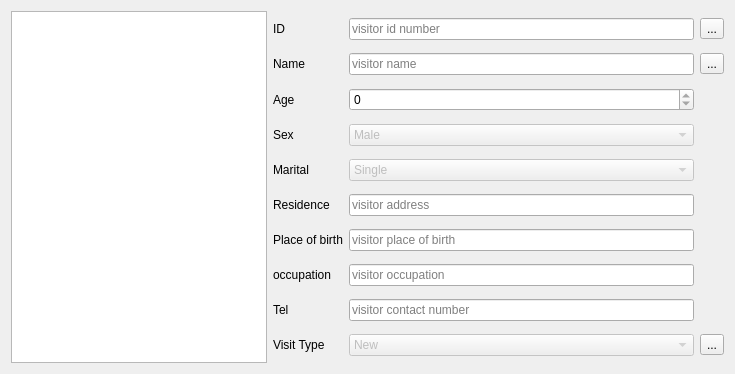
The window that qtemr/remoteassist.ui (dr3mro/SmartClinic) describes before a commit, drawn with Qt 5.
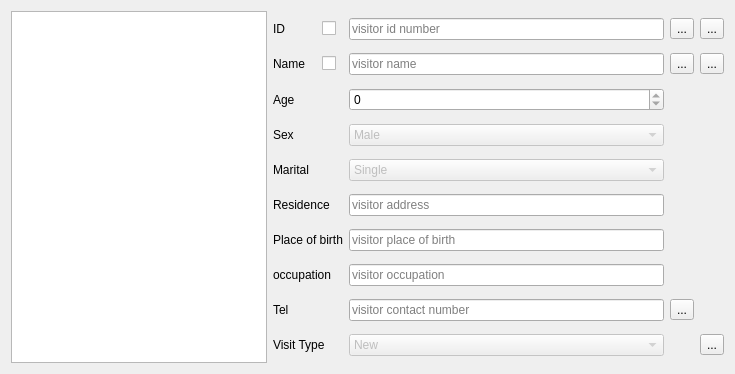
The same window after the commit. Icons and pictures are not drawn.

```diff
--- a/qtemr/remoteassist.ui
+++ b/qtemr/remoteassist.ui
@@ -24,9 +24,98 @@
      </property>
     </widget>
    </item>
-   <item row="0" column="1">
+   <item row="1" column="0">
+    <layout class="QHBoxLayout" name="horizontalLayout"/>
+   </item>
+   <item row="0" column="1" rowspan="2">
     <layout class="QGridLayout" name="gridLayout">
-     <item row="6" column="3">
+     <item row="5" column="0" colspan="3">
+      <widget class="QLabel" name="label_4">
+       <property name="text">
+        <string>Residence</string>
+       </property>
+      </widget>
+     </item>
+     <item row="0" column="7">
+      <widget class="QToolButton" name="loadID">
+       <property name="text">
+        <string>...</string>
+       </property>
+       <property name="icon">
+        <iconset resource="resources.qrc">
+         <normaloff>:/Graphics/forward</normaloff>:/Graphics/forward</iconset>
+       </property>
+      </widget>
+     </item>
+     <item row="8" column="0" colspan="3">
+      <widget class="QLabel" name="label_8">
+       <property name="text">
+        <string>Tel</string>
+       </property>
+      </widget>
+     </item>
+     <item row="3" column="5">
+      <widget class="QComboBox" name="_sex">
+       <property name="enabled">
+        <bool>false</bool>
+       </property>
+       <item>
+        <property name="text">
+         <string>Male</string>
+        </property>
+       </item>
+       <item>
+        <property name="text">
+         <string>Female</string>
+        </property>
+       </item>
+      </widget>
+     </item>
+     <item row="4" column="5">
+      <widget class="QComboBox" name="_martital">
+       <property name="enabled">
+        <bool>false</bool>
+       </property>
+       <item>
+        <property name="text">
+         <string>Single</string>
+        </property>
+       </item>
+       <item>
+        <property name="text">
+         <string>Married</string>
+        </property>
+       </item>
+       <item>
+        <property name="text">
+         <string>Widdowed</string>
+        </property>
+       </item>
+       <item>
+        <property name="text">
+         <string>Devorced</string>
+        </property>
+       </item>
+      </widget>
+     </item>
+     <item row="7" column="5">
+      <widget class="QLineEdit" name="_occu">
+       <property name="readOnly">
+        <bool>true</bool>
+       </property>
+       <property name="placeholderText">
+        <string>visitor occupation</string>
+       </property>
+      </widget>
+     </item>
+     <item row="7" column="0" colspan="3">
+      <widget class="QLabel" name="label_7">
+       <property name="text">
+        <string>occupation</string>
+       </property>
+      </widget>
+     </item>
+     <item row="6" column="5">
       <widget class="QLineEdit" name="_pob">
        <property name="readOnly">
         <bool>true</bool>
@@ -36,14 +125,14 @@
        </property>
       </widget>
      </item>
-     <item row="4" column="0" colspan="3">
-      <widget class="QLabel" name="label_6">
+     <item row="6" column="0" colspan="3">
+      <widget class="QLabel" name="label_5">
        <property name="text">
-        <string>Marital</string>
+        <string>Place of birth</string>
        </property>
       </widget>
      </item>
-     <item row="9" column="3">
+     <item row="9" column="5">
       <widget class="QComboBox" name="_visitType">
        <property name="enabled">
         <bool>false</bool>
@@ -80,13 +169,30 @@
        </item>
       </widget>
      </item>
-     <item row="7" column="3">
-      <widget class="QLineEdit" name="_occu">
+     <item row="5" column="5">
+      <widget class="QLineEdit" name="_residence">
        <property name="readOnly">
         <bool>true</bool>
        </property>
        <property name="placeholderText">
-        <string>visitor occupation</string>
+        <string>visitor address</string>
+       </property>
+      </widget>
+     </item>
+     <item row="8" column="5">
+      <widget class="QLineEdit" name="_tel">
+       <property name="readOnly">
+        <bool>true</bool>
+       </property>
+       <property name="placeholderText">
+        <string>visitor contact number</string>
+       </property>
+      </widget>
+     </item>
+     <item row="0" column="0" colspan="2">
+      <widget class="QLabel" name="label">
+       <property name="text">
+        <string>ID</string>
        </property>
       </widget>
      </item>
@@ -97,21 +203,31 @@
        </property>
       </widget>
      </item>
-     <item row="3" column="0" colspan="3">
-      <widget class="QLabel" name="label_10">
-       <property name="text">
-        <string>Sex</string>
+     <item row="2" column="5">
+      <widget class="QSpinBox" name="_age">
+       <property name="readOnly">
+        <bool>true</bool>
        </property>
       </widget>
      </item>
-     <item row="7" column="0" colspan="3">
-      <widget class="QLabel" name="label_7">
+     <item row="1" column="5">
+      <widget class="QLineEdit" name="_name">
+       <property name="readOnly">
+        <bool>true</bool>
+       </property>
+       <property name="placeholderText">
+        <string>visitor name</string>
+       </property>
+      </widget>
+     </item>
+     <item row="2" column="0" colspan="2">
+      <widget class="QLabel" name="label_3">
        <property name="text">
-        <string>occupation</string>
+        <string>Age</string>
        </property>
       </widget>
      </item>
-     <item row="0" column="3">
+     <item row="0" column="5">
       <widget class="QLineEdit" name="_id">
        <property name="readOnly">
         <bool>true</bool>
@@ -121,40 +237,6 @@
        </property>
       </widget>
      </item>
-     <item row="4" column="3">
-      <widget class="QComboBox" name="_martital">
-       <property name="enabled">
-        <bool>false</bool>
-       </property>
-       <item>
-        <property name="text">
-         <string>Single</string>
-        </property>
-       </item>
-       <item>
-        <property name="text">
-         <string>Married</string>
-        </property>
-       </item>
-       <item>
-        <property name="text">
-         <string>Widdowed</string>
-        </property>
-       </item>
-       <item>
-        <property name="text">
-         <string>Devorced</string>
-        </property>
-       </item>
-      </widget>
-     </item>
-     <item row="8" column="0" colspan="3">
-      <widget class="QLabel" name="label_8">
-       <property name="text">
-        <string>Tel</string>
-       </property>
-      </widget>
-     </item>
      <item row="1" column="0" colspan="2">
       <widget class="QLabel" name="label_2">
        <property name="text">
@@ -162,111 +244,32 @@
        </property>
       </widget>
      </item>
-     <item row="2" column="0" colspan="2">
-      <widget class="QLabel" name="label_3">
+     <item row="4" column="0" colspan="3">
+      <widget class="QLabel" name="label_6">
        <property name="text">
-        <string>Age</string>
+        <string>Marital</string>
        </property>
       </widget>
      </item>
-     <item row="5" column="0" colspan="3">
-      <widget class="QLabel" name="label_4">
+     <item row="1" column="7">
+      <widget class="QToolButton" name="loadName">
        <property name="text">
-        <string>Residence</string>
-       </property>
-      </widget>
-     </item>
-     <item row="2" column="3">
-      <widget class="QSpinBox" name="_age">
-       <property name="readOnly">
-        <bool>true</bool>
-       </property>
-      </widget>
-     </item>
-     <item row="0" column="4">
-      <widget class="QToolButton" name="searchByID">
-       <property name="text">
         <string>...</string>
        </property>
        <property name="icon">
         <iconset resource="resources.qrc">
-         <normaloff>:/Graphics/search</normaloff>:/Graphics/search</iconset>
+         <normaloff>:/Graphics/forward</normaloff>:/Graphics/forward</iconset>
        </property>
       </widget>
      </item>
-     <item row="1" column="3">
-      <widget class="QLineEdit" name="_name">
-       <property name="readOnly">
-        <bool>true</bool>
-       </property>
-       <property name="placeholderText">
-        <string>visitor name</string>
-       </property>
-      </widget>
-     </item>
-     <item row="6" column="0" colspan="3">
-      <widget class="QLabel" name="label_5">
+     <item row="3" column="0" colspan="3">
+      <widget class="QLabel" name="label_10">
        <property name="text">
-        <string>Place of birth</string>
+        <string>Sex</string>
        </property>
       </widget>
      </item>
-     <item row="3" column="3">
-      <widget class="QComboBox" name="_sex">
-       <property name="enabled">
-        <bool>false</bool>
-       </property>
-       <item>
-        <property name="text">
-         <string>Male</string>
-        </property>
-       </item>
-       <item>
-        <property name="text">
-         <string>Female</string>
-        </property>
-       </item>
-      </widget>
-     </item>
-     <item row="8" column="3">
-      <widget class="QLineEdit" name="_tel">
-       <property name="readOnly">
-        <bool>true</bool>
-       </property>
-       <property name="placeholderText">
-        <string>visitor contact number</string>
-       </property>
-      </widget>
-     </item>
-     <item row="1" column="4">
-      <widget class="QToolButton" name="searchByName">
-       <property name="text">
-        <string>...</string>
-       </property>
-       <property name="icon">
-        <iconset resource="resources.qrc">
-         <normaloff>:/Graphics/search</normaloff>:/Graphics/search</iconset>
-       </property>
-      </widget>
-     </item>
-     <item row="5" column="3">
-      <widget class="QLineEdit" name="_residence">
-       <property name="readOnly">
-        <bool>true</bool>
-       </property>
-       <property name="placeholderText">
-        <string>visitor address</string>
-       </property>
-      </widget>
-     </item>
-     <item row="0" column="0" colspan="2">
-      <widget class="QLabel" name="label">
-       <property name="text">
-        <string>ID</string>
-       </property>
-      </widget>
-     </item>
-     <item row="9" column="4">
+     <item row="9" column="7">
       <widget class="QToolButton" name="reload">
        <property name="text">
         <string>...</string>
@@ -277,6 +280,65 @@
        </property>
       </widget>
      </item>
+     <item row="0" column="6">
+      <widget class="QToolButton" name="searchByID">
+       <property name="text">
+        <string>...</string>
+       </property>
+       <property name="icon">
+        <iconset resource="resources.qrc">
+         <normaloff>:/Graphics/search</normaloff>:/Graphics/search</iconset>
+       </property>
+      </widget>
+     </item>
+     <item row="1" column="6">
+      <widget class="QToolButton" name="searchByName">
+       <property name="text">
+        <string>...</string>
+       </property>
+       <property name="icon">
+        <iconset resource="resources.qrc">
+         <normaloff>:/Graphics/search</normaloff>:/Graphics/search</iconset>
+       </property>
+      </widget>
+     </item>
+     <item row="8" column="6">
+      <widget class="QToolButton" name="searchByTel">
+       <property name="text">
+        <string>...</string>
+       </property>
+       <property name="icon">
+        <iconset resource="resources.qrc">
+         <normaloff>:/Graphics/search</normaloff>:/Graphics/search</iconset>
+       </property>
+      </widget>
+     </item>
+     <item row="0" column="2">
+      <widget class="QCheckBox" name="id_check">
+       <property name="text">
+        <string/>
+       </property>
+       <property name="checkable">
+        <bool>true</bool>
+       </property>
+       <property name="tristate">
+        <bool>false</bool>
+       </property>
+      </widget>
+     </item>
+     <item row="1" column="2">
+      <widget class="QCheckBox" name="name_check">
+       <property name="text">
+        <string/>
+       </property>
+       <property name="checkable">
+        <bool>true</bool>
+       </property>
+       <property name="tristate">
+        <bool>false</bool>
+       </property>
+      </widget>
+     </item>
     </layout>
    </item>
   </layout>
```
